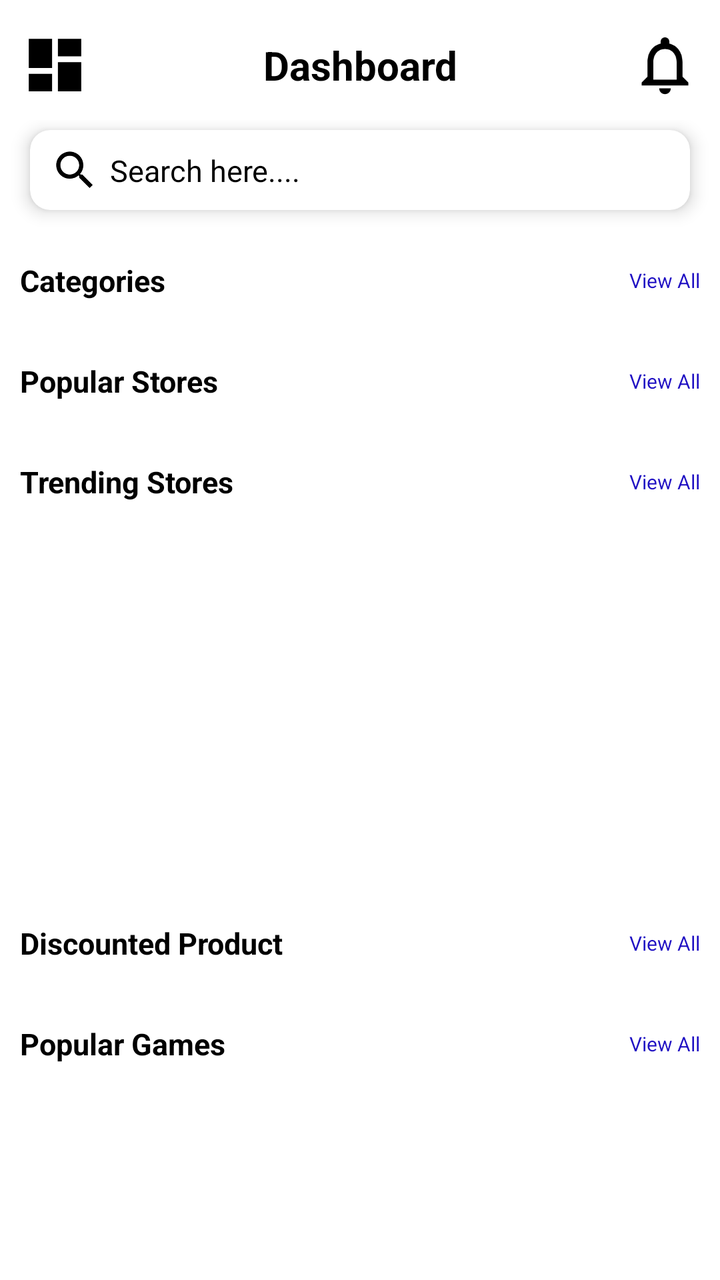
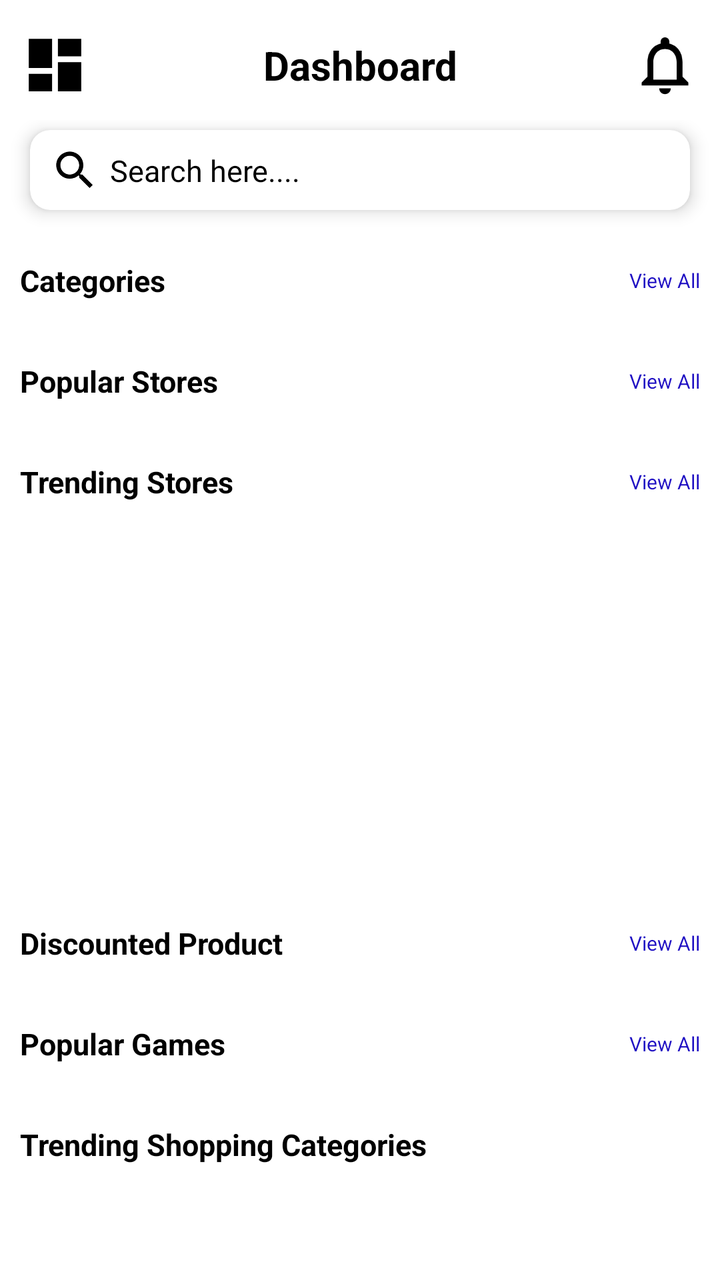

Before-and-after screenshots of an Android layout around one commit, followed by the original layout XML and the change that was made.
<!-- AndroidManifest.xml: application theme Theme.PerkHub -->
<!-- res/layout/fragment_home_screen.xml -->
<?xml version="1.0" encoding="utf-8"?>
<RelativeLayout xmlns:android="http://schemas.android.com/apk/res/android"
    xmlns:app="http://schemas.android.com/apk/res-auto"
    xmlns:tools="http://schemas.android.com/tools"
    android:layout_width="match_parent"
    android:layout_height="match_parent"
    android:background="@color/white"
    android:orientation="vertical"
    tools:context=".Screens.Home.HomeScreenFragment">

    <LinearLayout
        android:id="@+id/mainlayout"
        android:layout_width="match_parent"
        android:layout_height="match_parent"

        android:orientation="vertical">


        <LinearLayout
            android:layout_width="match_parent"
            android:layout_height="wrap_content"
            android:layout_marginTop="@dimen/dp5"
            android:orientation="horizontal"
            android:padding="@dimen/dp10">

            <ImageView
                android:layout_width="@dimen/dp35"
                android:layout_height="@dimen/dp35"
                android:src="@drawable/dashboard_icon"
                app:tint="@color/black" />

            <TextView
                android:layout_width="match_parent"
                android:layout_height="match_parent"
                android:layout_weight="1"
                android:gravity="center"
                android:text="Dashboard"
                android:textColor="@color/black"
                android:textSize="@dimen/sp20"
                android:textStyle="bold" />

            <ImageView
                android:layout_width="@dimen/dp35"
                android:layout_height="@dimen/dp35"
                android:src="@drawable/notifications"
                app:tint="@color/black" />
        </LinearLayout>


        <androidx.core.widget.NestedScrollView
            android:layout_width="match_parent"
            android:layout_height="match_parent">

            <LinearLayout
                android:layout_width="match_parent"
                android:layout_height="match_parent"
                android:background="@color/white"
                android:paddingBottom="@dimen/dp15"
                android:orientation="vertical">


                <androidx.cardview.widget.CardView
                    android:id="@+id/search"
                    android:layout_width="match_parent"
                    android:layout_height="@dimen/dp40"
                    android:layout_marginStart="@dimen/dp15"
                    android:layout_marginTop="@dimen/dp5"
                    android:layout_marginEnd="@dimen/dp15"
                    android:layout_marginBottom="@dimen/dp5"
                    app:cardCornerRadius="@dimen/dp10"
                    app:cardElevation="@dimen/dp5">

                    <LinearLayout
                        android:layout_width="match_parent"
                        android:layout_height="match_parent"
                        android:orientation="horizontal"
                        android:padding="@dimen/dp10">

                        <ImageView
                            android:layout_width="@dimen/dp25"
                            android:layout_height="@dimen/dp25"
                            android:layout_gravity="center_vertical"
                            android:src="@drawable/search"
                            app:tint="@color/black" />

                        <TextView
                            android:layout_width="match_parent"
                            android:layout_height="match_parent"
                            android:layout_marginStart="@dimen/dp5"
                            android:text="Search here...."
                            android:textColor="@color/black"
                            android:textSize="@dimen/sp15" />
                    </LinearLayout>

                </androidx.cardview.widget.CardView>

                
                <LinearLayout
                    android:layout_width="match_parent"
                    android:layout_height="wrap_content"
                    android:layout_marginTop="@dimen/dp10"
                    android:orientation="vertical">

                    <LinearLayout
                        android:layout_width="match_parent"
                        android:layout_height="wrap_content"
                        android:orientation="horizontal"
                        android:padding="@dimen/dp10">

                        <TextView
                            android:id="@+id/title"
                            android:layout_width="match_parent"
                            android:layout_height="match_parent"
                            android:layout_weight="1"
                            android:text="Categories"
                            android:textAlignment="textStart"
                            android:textColor="@color/black"
                            android:textSize="@dimen/sp15"
                            android:textStyle="bold" />

                        <TextView
                            android:id="@+id/AllCategories"
                            android:layout_width="match_parent"
                            android:layout_height="match_parent"
                            android:layout_weight="1"
                            android:gravity="center_vertical|end"
                            android:text="View All"
                            android:textColor="@color/blue"
                            android:textSize="@dimen/sp10" />
                    </LinearLayout>

                    <androidx.recyclerview.widget.RecyclerView
                        android:id="@+id/categories"
                        android:layout_width="match_parent"
                        android:layout_height="wrap_content" />
                </LinearLayout>

                
                <LinearLayout
                    android:id="@+id/popularlayout"
                    android:layout_width="match_parent"
                    android:layout_height="wrap_content"
                    android:layout_marginTop="@dimen/dp10"
                    android:orientation="vertical">

                    <LinearLayout
                        android:layout_width="match_parent"
                        android:layout_height="wrap_content"
                        android:orientation="horizontal"
                        android:padding="@dimen/dp10">

                        <TextView
                            android:id="@+id/title1"
                            android:layout_width="match_parent"
                            android:layout_height="match_parent"
                            android:layout_weight="1"
                            android:text="Popular Stores"
                            android:textAlignment="textStart"
                            android:textColor="@color/black"
                            android:textSize="@dimen/sp15"
                            android:textStyle="bold" />

                        <TextView
                            android:id="@+id/allPopular"
                            android:layout_width="match_parent"
                            android:layout_height="match_parent"
                            android:layout_weight="1"
                            android:gravity="center_vertical|end"
                            android:text="View All"
                            android:textColor="@color/blue"
                            android:textSize="@dimen/sp10" />
                    </LinearLayout>

                    <androidx.recyclerview.widget.RecyclerView
                        android:id="@+id/popularstore"
                        android:layout_width="match_parent"
                        android:layout_height="wrap_content" />
                </LinearLayout>

                
                <LinearLayout
                    android:id="@+id/trendingStorelayout"
                    android:layout_width="match_parent"
                    android:layout_height="wrap_content"
                    android:layout_marginTop="@dimen/dp10"
                    android:orientation="vertical">

                    <LinearLayout
                        android:layout_width="match_parent"
                        android:layout_height="wrap_content"
                        android:orientation="horizontal"
                        android:padding="@dimen/dp10">

                        <TextView
                            android:id="@+id/title2"
                            android:layout_width="match_parent"
                            android:layout_height="match_parent"
                            android:layout_weight="1"
                            android:text="Trending Stores"
                            android:textAlignment="textStart"
                            android:textColor="@color/black"
                            android:textSize="@dimen/sp15"
                            android:textStyle="bold" />

                        <TextView
                            android:id="@+id/allTrending"
                            android:layout_width="match_parent"
                            android:layout_height="match_parent"
                            android:layout_weight="1"
                            android:gravity="center_vertical|end"
                            android:text="View All"
                            android:textColor="@color/blue"
                            android:textSize="@dimen/sp10" />
                    </LinearLayout>

                    <androidx.recyclerview.widget.RecyclerView
                        android:id="@+id/trendingstore"
                        android:layout_width="match_parent"
                        android:layout_height="wrap_content" />
                </LinearLayout>


                <androidx.constraintlayout.widget.ConstraintLayout
                    android:id="@+id/banner1layout"
                    android:layout_width="match_parent"
                    android:layout_height="wrap_content"
                    android:layout_marginTop="@dimen/dp15">

                    <androidx.viewpager2.widget.ViewPager2
                        android:id="@+id/bannerKocMarket"
                        android:layout_width="0dp"
                        android:layout_height="0dp"
                        android:visibility="visible"
                        app:layout_constraintDimensionRatio="335:152"
                        app:layout_constraintEnd_toEndOf="parent"
                        app:layout_constraintHorizontal_bias="0.0"
                        app:layout_constraintStart_toStartOf="parent"
                        app:layout_constraintTop_toTopOf="parent"
                        tools:listitem="@layout/banners_layout" />

                    <com.google.android.material.tabs.TabLayout
                        android:id="@+id/tabDots"
                        android:layout_width="match_parent"
                        android:layout_height="2dp"
                        android:layout_alignParentBottom="true"
                        app:layout_constraintEnd_toEndOf="parent"
                        app:layout_constraintStart_toStartOf="parent"
                        app:layout_constraintTop_toBottomOf="@+id/bannerKocMarket"
                        app:tabBackground="@drawable/tab_selector"
                        app:tabGravity="center"
                        app:tabIndicatorHeight="0dp" />

                </androidx.constraintlayout.widget.ConstraintLayout>


                
                <LinearLayout
                    android:layout_width="match_parent"
                    android:layout_height="wrap_content"
                    android:layout_marginTop="@dimen/dp10"
                    android:orientation="vertical">

                    <LinearLayout
                        android:layout_width="match_parent"
                        android:layout_height="wrap_content"
                        android:orientation="horizontal"
                        android:padding="@dimen/dp10">

                        <TextView
                            android:id="@+id/discountTititle"
                            android:layout_width="match_parent"
                            android:layout_height="match_parent"
                            android:layout_weight="1"
                            android:text="Discounted Product"
                            android:textAlignment="textStart"
                            android:textColor="@color/black"
                            android:textSize="@dimen/sp15"
                            android:textStyle="bold" />

                        <TextView
                            android:id="@+id/allProduct"
                            android:layout_width="match_parent"
                            android:layout_height="match_parent"
                            android:layout_weight="1"
                            android:gravity="center_vertical|end"
                            android:text="View All"
                            android:textColor="@color/blue"
                            android:textSize="@dimen/sp10" />
                    </LinearLayout>

                    <androidx.recyclerview.widget.RecyclerView
                        android:id="@+id/lootProduct"
                        android:layout_width="match_parent"
                        android:layout_height="wrap_content" />
                </LinearLayout>



                
                <LinearLayout
                    android:layout_width="match_parent"
                    android:layout_height="wrap_content"
                    android:layout_marginTop="@dimen/dp10"
                    android:orientation="vertical">

                    <LinearLayout
                        android:layout_width="match_parent"
                        android:layout_height="wrap_content"
                        android:orientation="horizontal"
                        android:padding="@dimen/dp10">

                        <TextView
                            android:layout_width="match_parent"
                            android:layout_height="match_parent"
                            android:layout_weight="1"
                            android:text="Popular Games"
                            android:textAlignment="textStart"
                            android:textColor="@color/black"
                            android:textSize="@dimen/sp15"
                            android:textStyle="bold" />

                        <TextView
                            android:id="@+id/allGames"
                            android:layout_width="match_parent"
                            android:layout_height="match_parent"
                            android:layout_weight="1"
                            android:gravity="center_vertical|end"
                            android:text="View All"
                            android:textColor="@color/blue"
                            android:textSize="@dimen/sp10" />
                    </LinearLayout>

                    <androidx.recyclerview.widget.RecyclerView
                        android:id="@+id/populargames"
                        android:layout_width="match_parent"
                        android:layout_height="wrap_content" />
                </LinearLayout>

            </LinearLayout>
        </androidx.core.widget.NestedScrollView>
    </LinearLayout>

    <ProgressBar
        android:id="@+id/progressbar"
        android:layout_width="wrap_content"
        android:layout_height="wrap_content"
        android:layout_centerInParent="true"
        android:indeterminateTint="@color/black"/>
</RelativeLayout>
<!-- res/layout/banners_layout.xml (included above) -->
<?xml version="1.0" encoding="utf-8"?>
<androidx.constraintlayout.widget.ConstraintLayout xmlns:android="http://schemas.android.com/apk/res/android"
    xmlns:app="http://schemas.android.com/apk/res-auto"
    android:layout_width="match_parent"
    android:layout_height="match_parent">
    <ImageView
        android:id="@+id/bannerItem"
        android:layout_width="match_parent"
        android:layout_height="match_parent"
        android:scaleType="center"
        app:layout_constraintBottom_toBottomOf="parent"
        app:layout_constraintDimensionRatio="335:152"
        app:layout_constraintEnd_toEndOf="parent"
        app:layout_constraintStart_toStartOf="parent"
        app:layout_constraintTop_toTopOf="parent" />

</androidx.constraintlayout.widget.ConstraintLayout>
<!-- resources referenced by this layout -->
<resources>
  <color name="black">#FF000000</color>
  <color name="blue">#1F10C3</color>
  <color name="white">#FFFFFFFF</color>
  <dimen name="dp10">10dp</dimen>
  <dimen name="dp15">15dp</dimen>
  <dimen name="dp25">25dp</dimen>
  <dimen name="dp35">35dp</dimen>
  <dimen name="dp40">40dp</dimen>
  <dimen name="dp5">5dp</dimen>
  <dimen name="sp10">10sp</dimen>
  <dimen name="sp15">15sp</dimen>
  <dimen name="sp20">20sp</dimen>
  <!-- drawable dashboard_icon (drawable) -->
  <vector xmlns:android="http://schemas.android.com/apk/res/android" android:height="24dp" android:tint="#000000" android:viewportHeight="24" android:viewportWidth="24" android:width="24dp">
        
      <path android:fillColor="@android:color/white" android:pathData="M3,13h8L11,3L3,3v10zM3,21h8v-6L3,15v6zM13,21h8L21,11h-8v10zM13,3v6h8L21,3h-8z"/>
      
  </vector>
  <!-- drawable notifications (drawable) -->
  <vector xmlns:android="http://schemas.android.com/apk/res/android" android:height="24dp" android:tint="#000000" android:viewportHeight="24" android:viewportWidth="24" android:width="24dp">
        
      <path android:fillColor="@android:color/white" android:pathData="M12,22c1.1,0 2,-0.9 2,-2h-4c0,1.1 0.9,2 2,2zM18,16v-5c0,-3.07 -1.63,-5.64 -4.5,-6.32L13.5,4c0,-0.83 -0.67,-1.5 -1.5,-1.5s-1.5,0.67 -1.5,1.5v0.68C7.64,5.36 6,7.92 6,11v5l-2,2v1h16v-1l-2,-2zM16,17L8,17v-6c0,-2.48 1.51,-4.5 4,-4.5s4,2.02 4,4.5v6z"/>
      
  </vector>
  <!-- drawable search (drawable) -->
  <vector xmlns:android="http://schemas.android.com/apk/res/android" android:height="24dp" android:tint="#000000" android:viewportHeight="24" android:viewportWidth="24" android:width="24dp">
        
      <path android:fillColor="@android:color/white" android:pathData="M15.5,14h-0.79l-0.28,-0.27C15.41,12.59 16,11.11 16,9.5 16,5.91 13.09,3 9.5,3S3,5.91 3,9.5 5.91,16 9.5,16c1.61,0 3.09,-0.59 4.23,-1.57l0.27,0.28v0.79l5,4.99L20.49,19l-4.99,-5zM9.5,14C7.01,14 5,11.99 5,9.5S7.01,5 9.5,5 14,7.01 14,9.5 11.99,14 9.5,14z"/>
      
  </vector>
  <!-- drawable tab_selector (drawable) -->
  <?xml version="1.0" encoding="utf-8"?>
  <selector xmlns:android="http://schemas.android.com/apk/res/android">
  
      <item android:state_selected="true">
          <shape>
              <solid android:color="@color/main"/>
              <corners android:radius="@dimen/dp250" />
          </shape>
      </item>
  
      <item android:state_selected="false">
          <shape>
              <solid android:color="@color/grey"/>
              <corners android:radius="@dimen/dp250" />
          </shape>
      </item>
  
  </selector>
  <style name="Theme.PerkHub" parent="Base.Theme.PerkHub" />
  <color name="main">#5550BC</color>
  <dimen name="dp250">250dp</dimen>
  <color name="grey">#595959</color>
  <style name="Base.Theme.PerkHub" parent="Theme.AppCompat.DayNight.NoActionBar">
          
          
          <item name="android:statusBarColor">@android:color/white</item> 
          <item name="android:windowLightStatusBar">true</item> 
      </style>
</resources>

<!-- the commit's change to res/layout/fragment_home_screen.xml (unified diff, before → after) -->
@@ -12,7 +12,6 @@
         android:id="@+id/mainlayout"
         android:layout_width="match_parent"
         android:layout_height="match_parent"
-
         android:orientation="vertical">
 
 
@@ -55,10 +54,10 @@
                 android:layout_width="match_parent"
                 android:layout_height="match_parent"
                 android:background="@color/white"
-                android:paddingBottom="@dimen/dp15"
-                android:orientation="vertical">
-
-
+                android:orientation="vertical"
+                android:paddingBottom="@dimen/dp15">
+
+                
                 <androidx.cardview.widget.CardView
                     android:id="@+id/search"
                     android:layout_width="match_parent"
@@ -295,7 +294,6 @@
                 </LinearLayout>
 
 
-
                 
                 <LinearLayout
                     android:layout_width="match_parent"
@@ -335,6 +333,39 @@
                         android:layout_width="match_parent"
                         android:layout_height="wrap_content" />
                 </LinearLayout>
+
+                
+                <LinearLayout
+                    android:id="@+id/Activecategorylayout"
+                    android:layout_width="match_parent"
+                    android:layout_height="wrap_content"
+                    android:layout_marginTop="@dimen/dp10"
+                    android:orientation="vertical">
+
+                    <LinearLayout
+                        android:layout_width="match_parent"
+                        android:layout_height="wrap_content"
+                        android:orientation="horizontal"
+                        android:padding="@dimen/dp10">
+
+                        <TextView
+                            android:layout_width="match_parent"
+                            android:layout_height="match_parent"
+                            android:layout_weight="1"
+                            android:text="Trending Shopping Categories"
+                            android:textAlignment="textStart"
+                            android:textColor="@color/black"
+                            android:textSize="@dimen/sp15"
+                            android:textStyle="bold" />
+
+                    </LinearLayout>
+
+                    <androidx.recyclerview.widget.RecyclerView
+                        android:id="@+id/ActiveCategoryList"
+                        android:layout_width="match_parent"
+                        android:layout_height="wrap_content" />
+                </LinearLayout>
+
 
             </LinearLayout>
         </androidx.core.widget.NestedScrollView>
@@ -345,7 +376,7 @@
         android:layout_width="wrap_content"
         android:layout_height="wrap_content"
         android:layout_centerInParent="true"
-        android:indeterminateTint="@color/black"/>
+        android:indeterminateTint="@color/black" />
 </RelativeLayout>
 <!-- res/layout/banners_layout.xml (included above) -->
 <?xml version="1.0" encoding="utf-8"?>
